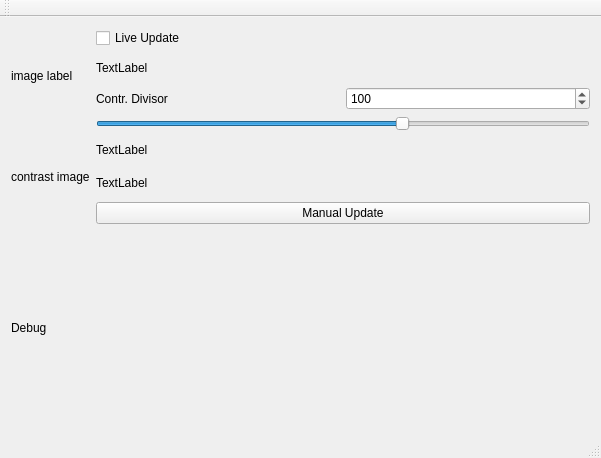
Above: mainwindow.ui from rohezal/crackvisualizer before the change. Below: the same form after it.
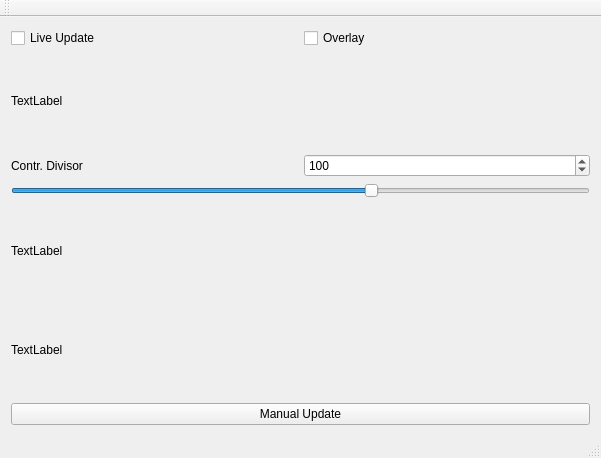
That is the form after the change.

Commit message: missing scrollbars horizontal and more values, but it works in generall

Diff of the .ui file:
```diff
--- a/mainwindow.ui
+++ b/mainwindow.ui
@@ -33,32 +33,13 @@
        <enum>QLayout::SetMaximumSize</enum>
       </property>
       <item>
-       <layout class="QVBoxLayout" name="imageLayout">
-        <item>
-         <widget class="QLabel" name="imagelabel">
-          <property name="maximumSize">
-           <size>
-            <width>1610</width>
-            <height>16777215</height>
-           </size>
-          </property>
-          <property name="text">
-           <string>image label</string>
-          </property>
-         </widget>
-        </item>
-        <item>
-         <widget class="QLabel" name="contrast_image">
-          <property name="text">
-           <string>contrast image</string>
-          </property>
-         </widget>
-        </item>
-       </layout>
+       <layout class="QVBoxLayout" name="imageLayout"/>
       </item>
       <item>
        <layout class="QVBoxLayout" name="verticalLayout">
         <item>
+         <layout class="QHBoxLayout" name="horizontalLayout">
+          <item>
          <widget class="QCheckBox" name="liveUpdatecheckBox">
           <property name="text">
            <string>Live Update</string>
@@ -69,6 +50,15 @@
          </widget>
         </item>
         <item>
+           <widget class="QCheckBox" name="overlayCheckbox">
+            <property name="text">
+             <string>Overlay</string>
+            </property>
+           </widget>
+          </item>
+         </layout>
+        </item>
+        <item>
          <widget class="QLabel" name="text2">
           <property name="text">
            <string>TextLabel</string>
@@ -87,10 +77,10 @@
           <item>
            <widget class="QSpinBox" name="parameterContrastDivisor">
             <property name="minimum">
-             <number>-400</number>
+             <number>-1000</number>
             </property>
             <property name="maximum">
-             <number>400</number>
+             <number>1000</number>
             </property>
             <property name="singleStep">
              <number>10</number>
@@ -143,13 +133,6 @@
       </item>
      </layout>
     </item>
-    <item row="1" column="0">
-     <widget class="QLabel" name="debuglabel">
-      <property name="text">
-       <string>Debug</string>
-      </property>
-     </widget>
-    </item>
    </layout>
   </widget>
   <widget class="QMenuBar" name="menuBar">
```
Lines whose indentation alone changed are shown as unchanged. The commit also changes 3 other files.
